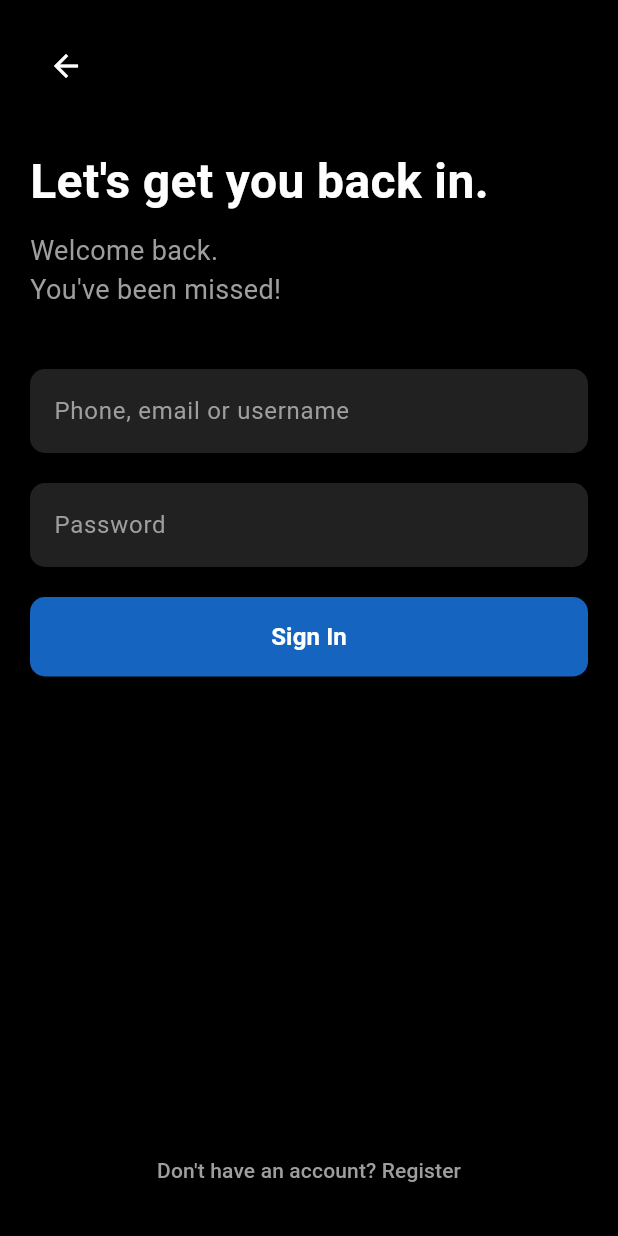
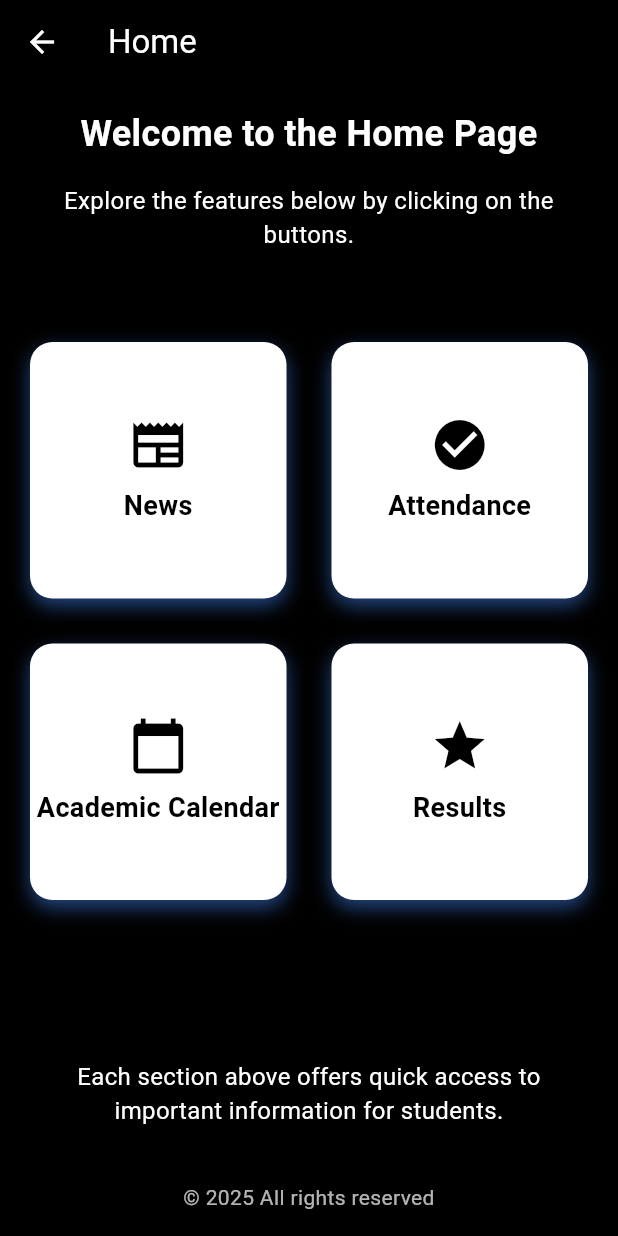
Before and after one commit to Tayebbb/AUSThir, a Flutter app: the SignIn screen opened directly, after a tap on "Sign In", on a phone screen of 412 x 824 dp. Run offline on Flutter 3.47's test engine with Material 3 defaults, Android fonts, the phone set to English and light mode, and no system bars.

Commit message:
Home Page

```diff
--- /dev/null
+++ b/lib/homepage.dart
@@ -0,0 +1,198 @@
+import 'package:flutter/material.dart';
+
+class HomePage extends StatelessWidget {
+  @override
+  Widget build(BuildContext context) {
+    return Scaffold(
+      appBar: AppBar(
+        backgroundColor: Colors.black,
+        title: Text(
+          'Home',
+          style: TextStyle(
+            color: Colors.white,
+          ),
+        ),
+        leading: BackButton(color: Colors.white),
+      ),
+      body: Container(
+        color: Colors.black,
+        child: Center(
+          child: Column(
+            crossAxisAlignment: CrossAxisAlignment.center,
+            children: [
+
+              Padding(
+                padding: const EdgeInsets.all(16.0),
+                child: Text(
+                  'Welcome to the Home Page',
+                  style: TextStyle(
+                    fontSize: 24,
+                    color: Colors.white,
+                    fontWeight: FontWeight.bold,
+                  ),
+                  textAlign: TextAlign.center,
+                ),
+              ),
+              Padding(
+                padding: const EdgeInsets.symmetric(horizontal: 20.0),
+                child: Text(
+                  'Explore the features below by clicking on the buttons.',
+                  style: TextStyle(
+                    fontSize: 16,
+                    color: Colors.white,
+                  ),
+                  textAlign: TextAlign.center,
+                ),
+              ),
+              SizedBox(height: 40),
+
+
+              Expanded(
+                child: GridView.count(
+                  crossAxisCount: 2,
+                  mainAxisSpacing: 30,
+                  crossAxisSpacing: 30,
+                  padding: const EdgeInsets.all(20),
+                  children: [
+                    SquareButton(
+                      text: 'News',
+                      icon: Icons.newspaper,
+                      onPressed: () {
+
+                      },
+                    ),
+                    SquareButton(
+                      text: 'Attendance',
+                      icon: Icons.check_circle,
+                      onPressed: () {
+
+                      },
+                    ),
+                    SquareButton(
+                      text: 'Academic Calendar',
+                      icon: Icons.calendar_today,
+                      onPressed: () {
+
+                      },
+                    ),
+                    SquareButton(
+                      text: 'Results',
+                      icon: Icons.grade,
+                      onPressed: () {
+
+                      },
+                    ),
+                  ],
+                ),
+              ),
+
+
+              Padding(
+                padding: const EdgeInsets.symmetric(horizontal: 20.0),
+                child: Text(
+                  'Each section above offers quick access to important information for students.',
+                  style: TextStyle(
+                    fontSize: 16,
+                    color: Colors.white,
+                  ),
+                  textAlign: TextAlign.center,
+                ),
+              ),
+              SizedBox(height: 20),
+
+
+              Padding(
+                padding: const EdgeInsets.all(16.0),
+                child: Text(
+                  '© 2025 All rights reserved',
+                  style: TextStyle(
+                    fontSize: 14,
+                    color: Colors.white70,
+                  ),
+                  textAlign: TextAlign.center,
+                ),
+              ),
+            ],
+          ),
+        ),
+      ),
+    );
+  }
+}
+
+class SquareButton extends StatefulWidget {
+  final String text;
+  final VoidCallback onPressed;
+  final IconData icon;
+
+  SquareButton({required this.text, required this.onPressed, required this.icon});
+
+  @override
+  _SquareButtonState createState() => _SquareButtonState();
+}
+
+class _SquareButtonState extends State<SquareButton> {
+  bool _isPressed = false;
+
+  @override
+  Widget build(BuildContext context) {
+    return GestureDetector(
+      onTapDown: (_) {
+        setState(() {
+          _isPressed = true;
+        });
+      },
+      onTapUp: (_) {
+        setState(() {
+          _isPressed = false;
+        });
+        widget.onPressed();
+      },
+      onTapCancel: () {
+        setState(() {
+          _isPressed = false;
+        });
+      },
+      child: AnimatedContainer(
+        duration: Duration(milliseconds: 100),
+        width: 150,
+        height: 150,
+        decoration: BoxDecoration(
+          color: Colors.white,
+          borderRadius: BorderRadius.circular(15),
+          boxShadow: _isPressed
+              ? []
+              : [
+            BoxShadow(
+              color: Colors.blueAccent.withOpacity(0.5),
+              blurRadius: 10,
+              offset: Offset(0, 5),
+            ),
+          ],
+        ),
+        child: Center(
+          child: Column(
+            mainAxisAlignment: MainAxisAlignment.center,
+            children: [
+              Icon(
+                widget.icon,
+                size: 40,
+                color: Colors.black,
+              ),
+              SizedBox(height: 8),
+              Text(
+                widget.text,
+                style: TextStyle(
+                  fontSize: 18,
+                  color: Colors.black,
+                  fontWeight: FontWeight.bold,
+                ),
+                textAlign: TextAlign.center,
+              ),
+            ],
+          ),
+        ),
+      ),
+    );
+  }
+}
--- a/lib/login.dart
+++ b/lib/login.dart
@@ -1,5 +1,7 @@
 import 'package:austhir/reg.dart';
 import 'package:flutter/material.dart';
+
+import 'homepage.dart';
 
 class SignIn extends StatelessWidget {
   const SignIn({super.key});
@@ -70,7 +72,12 @@ class SignIn extends StatelessWidget {
               SizedBox(
                 width: double.infinity,
                 child: ElevatedButton(
-                  onPressed: () {},
+                  onPressed: () {
+                    Navigator.push(
+                      context,
+                      MaterialPageRoute(builder: (context) => HomePage()),
+                    );
+                  },
                   style: ElevatedButton.styleFrom(
                     backgroundColor: Colors.blue[800],
                     shape: RoundedRectangleBorder(
```
